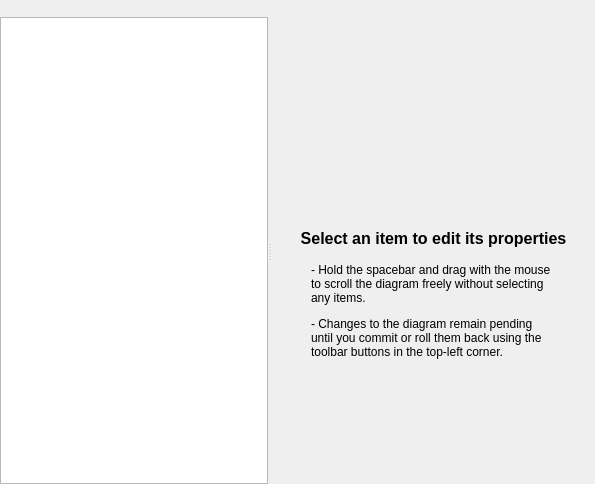
This is Plugins/ErdEditor/erdwindow.ui in pawelsalawa/sqlitestudio as Qt 5 draws it before an edit. The edited form follows.
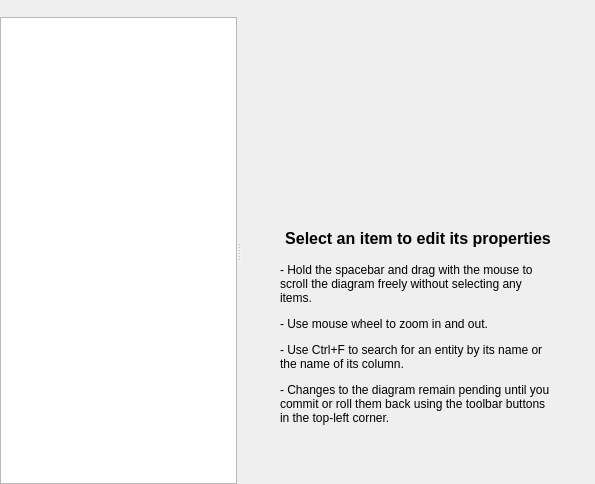
This is the edited form. Custom widgets are drawn as their Qt base class.

Diff of the .ui file:
```diff
--- a/Plugins/ErdEditor/erdwindow.ui
+++ b/Plugins/ErdEditor/erdwindow.ui
@@ -107,7 +107,7 @@
                    </size>
                   </property>
                   <property name="text">
-                   <string>&lt;html&gt;&lt;head/&gt;&lt;body&gt;&lt;p&gt;- Hold the spacebar and drag with the mouse to scroll the diagram freely without selecting any items.&lt;/p&gt;&lt;p&gt;- Changes to the diagram remain pending until you commit or roll them back using the toolbar buttons in the top-left corner.&lt;/p&gt;&lt;/body&gt;&lt;/html&gt;</string>
+                   <string>&lt;html&gt;&lt;head/&gt;&lt;body&gt;&lt;p&gt;- Hold the spacebar and drag with the mouse to scroll the diagram freely without selecting any items.&lt;/p&gt;&lt;p&gt;- Use mouse wheel to zoom in and out.&lt;/p&gt;&lt;p&gt;- Use Ctrl+F to search for an entity by its name or the name of its column.&lt;/p&gt;&lt;p&gt;- Changes to the diagram remain pending until you commit or roll them back using the toolbar buttons in the top-left corner.&lt;/p&gt;&lt;/body&gt;&lt;/html&gt;</string>
                   </property>
                   <property name="alignment">
                    <set>Qt::AlignmentFlag::AlignLeading|Qt::AlignmentFlag::AlignLeft|Qt::AlignmentFlag::AlignTop</set>
```
